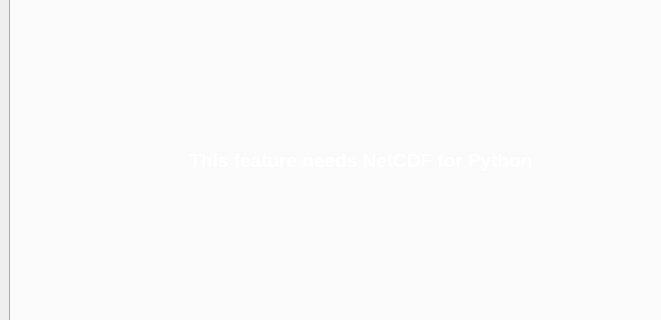
Before: the Qt Designer form gui/LSD.ui in pclusius/arca-box, drawn with Qt 5; both pictures show x 0 to 661 and y 189 to 509 of the 979 by 786 pixel window.
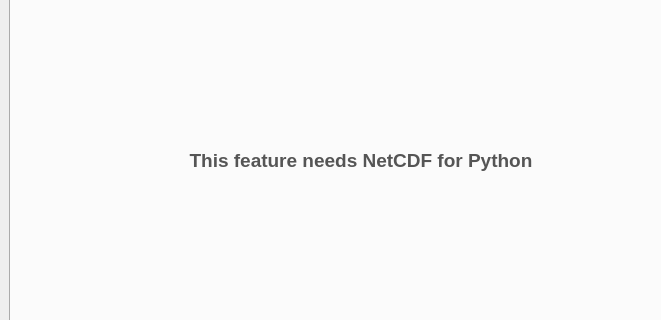
After: the same form once the commit is applied. Custom widgets are drawn as their Qt base class.

Diff of the .ui file:
```diff
--- a/gui/LSD.ui
+++ b/gui/LSD.ui
@@ -2901,9 +2901,9 @@
            <colorrole role="WindowText">
             <brush brushstyle="SolidPattern">
              <color alpha="255">
-              <red>255</red>
-              <green>255</green>
-              <blue>255</blue>
+              <red>85</red>
+              <green>85</green>
+              <blue>85</blue>
              </color>
             </brush>
            </colorrole>
@@ -2930,9 +2930,9 @@
            <colorrole role="WindowText">
             <brush brushstyle="SolidPattern">
              <color alpha="255">
-              <red>255</red>
-              <green>255</green>
-              <blue>255</blue>
+              <red>85</red>
+              <green>85</green>
+              <blue>85</blue>
              </color>
             </brush>
            </colorrole>
```
